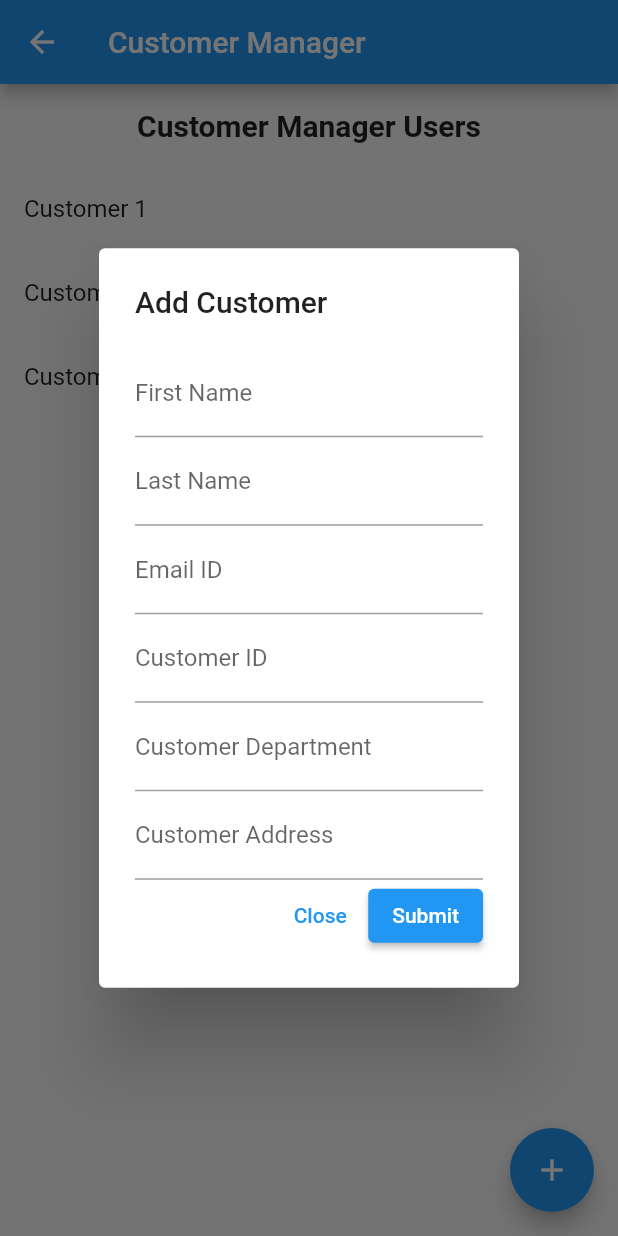
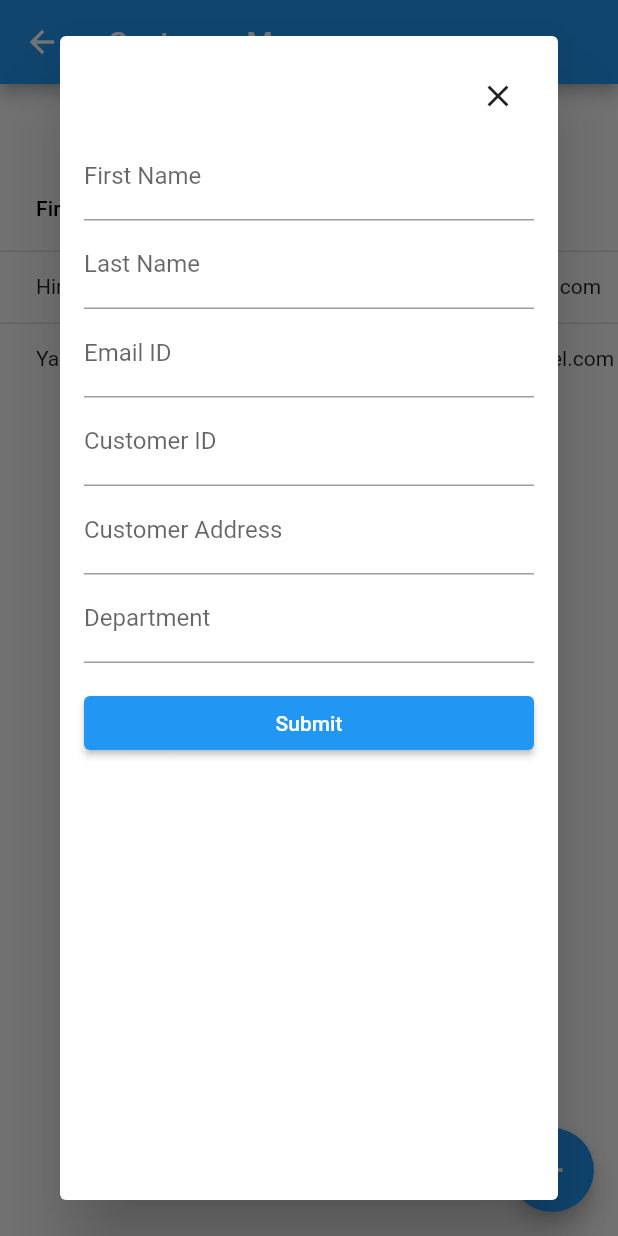
Before and after one commit to hirak214/HenkelDakshProject, a Flutter app: the CustomerManagerScreen screen opened directly, after a tap on the "add" icon, on a phone screen of 412 x 824 dp. Run offline on Flutter 3.47's test engine with Material 2 defaults, Android fonts, the phone set to English and light mode, and no system bars; our stand-ins replace file_picker.

Commit message:
Update: User Lists
Added user list table for TCS, Customer Manager and Applicator Screens.
Also, all the forms open in a dialog box now on clicking + widget

```diff
--- a/lib/app_drawer/user_management/ca_screen.dart
+++ b/lib/app_drawer/user_management/ca_screen.dart
@@ -7,11 +7,22 @@ class CustomerApplicatorScreen extends StatefulWidget {
 }
 
 class _CustomerApplicatorScreenState extends State<CustomerApplicatorScreen> {
-  List<String> entries = [
-    'Applicator 1',
-    'Applicator 2',
-    'Applicator 3',
-    // Add more entries as needed
+  List<Map<String, String>> applicators = [
+    {
+      'First Name': 'Hirak',
+      'Last Name': 'Desai',
+      'Email ID': 'hirak.d@henkel.com',
+      'Customer Name': 'ABC Company',
+      'Status': 'Active',
+    },
+    {
+      'First Name': 'Yashvi',
+      'Last Name': 'Agrawal',
+      'Email ID': 'yashvi.a@henkel.com',
+      'Customer Name': 'XYZ Corporation',
+      'Status': 'Inactive',
+    },
+    // Add more applicator data as needed
   ];
 
   @override
@@ -25,19 +36,15 @@ class _CustomerApplicatorScreenState extends State<CustomerApplicatorScreen> {
           Padding(
             padding: const EdgeInsets.all(16.0),
             child: Text(
-              'Customer Applicator Users',
+              'Customer Applicator User List',
               style: TextStyle(fontSize: 20, fontWeight: FontWeight.bold),
             ),
           ),
-          Expanded(
-            child: ListView.builder(
-              itemCount: entries.length,
-              itemBuilder: (BuildContext context, int index) {
-                return ListTile(
-                  title: Text(entries[index]),
-                  // Add any additional fields or widgets to display applicator information
-                );
-              },
+          SingleChildScrollView(
+            scrollDirection: Axis.horizontal,
+            child: DataTable(
+              columns: _buildTableColumns(),
+              rows: _buildTableRows(),
             ),
           ),
         ],
@@ -49,6 +56,37 @@ class _CustomerApplicatorScreenState extends State<CustomerApplicatorScreen> {
         child: Icon(Icons.add),
       ),
     );
+  }
+
+  List<DataColumn> _buildTableColumns() {
+    return [
+      DataColumn(label: Text('First Name')),
+      DataColumn(label: Text('Last Name')),
+      DataColumn(label: Text('Email ID')),
+      DataColumn(label: Text('Customer Name')),
+      DataColumn(label: Text('Status')),
+      DataColumn(label: Text('Action')),
+    ];
+  }
+
+  List<DataRow> _buildTableRows() {
+    return applicators.map((applicator) {
+      return DataRow(
+        cells: [
+          DataCell(Text(applicator['First Name'] ?? '')),
+          DataCell(Text(applicator['Last Name'] ?? '')),
+          DataCell(Text(applicator['Email ID'] ?? '')),
+          DataCell(Text(applicator['Customer Name'] ?? '')),
+          DataCell(Text(applicator['Status'] ?? '')),
+          DataCell(IconButton(
+            icon: Icon(Icons.edit),
+            onPressed: () {
+              // TODO: Implement edit action
+            },
+          )),
+        ],
+      );
+    }).toList();
   }
 
   void _showAddApplicatorDialog() {
@@ -73,10 +111,12 @@ class ApplicatorForm extends StatefulWidget {
 
 class _ApplicatorFormState extends State<ApplicatorForm> {
   final _formKey = GlobalKey<FormState>();
-  String? _firstName;
-  String? _lastName;
-  String? _email;
-  String? _customerName;
+  Map<String, dynamic> _applicatorData = {
+    'First Name': '',
+    'Last Name': '',
+    'Email ID': '',
+    'Customer Name': '',
+  };
 
   @override
   Widget build(BuildContext context) {
@@ -97,65 +137,8 @@ class _ApplicatorFormState extends State<ApplicatorForm> {
         Form(
           key: _formKey,
           child: Column(
-            children: [
-              TextFormField(
-                decoration: InputDecoration(
-                  labelText: 'First Name',
+            children: _buildFormFields(),
           ),
-                validator: (value) {
-                  if (value == null || value.isEmpty) {
-                    return 'Please enter your first name';
-                  }
-                  return null;
-                },
-                onSaved: (value) {
-                  _firstName = value;
-                },
-              ),
-              TextFormField(
-                decoration: InputDecoration(
-                  labelText: 'Last Name',
-                ),
-                validator: (value) {
-                  if (value == null || value.isEmpty) {
-                    return 'Please enter your last name';
-                  }
-                  return null;
-                },
-                onSaved: (value) {
-                  _lastName = value;
-                },
-              ),
-              TextFormField(
-                decoration: InputDecoration(
-                  labelText: 'Email ID',
-                ),
-                validator: (value) {
-                  if (value == null || value.isEmpty) {
-                    return 'Please enter your email ID';
-                  }
-                  if (!value.endsWith('@henkel.com')) {
-                    return 'Email ID must end with @henkel.com';
-                  }
-                  return null;
-                },
-                onSaved: (value) {
-                  _email = value;
-                },
-              ),
-              TextFormField(
-                decoration: InputDecoration(
-                  labelText: 'Customer Name',
-                ),
-                validator: (value) {
-                  if (value == null || value.isEmpty) {
-                    return 'Please enter the customer name';
-                  }
-                  return null;
-                },
-                onSaved: (value) {
-                  _customerName = value;
-                },
         ),
         SizedBox(height: 16),
         ElevatedButton(
@@ -165,10 +148,29 @@ class _ApplicatorFormState extends State<ApplicatorForm> {
           child: Text('Submit'),
         ),
       ],
+    );
+  }
+
+  List<Widget> _buildFormFields() {
+    return _applicatorData.keys.map((key) {
+      return TextFormField(
+        decoration: InputDecoration(
+          labelText: key,
         ),
-        ),
-      ],
+        validator: (value) {
+          if (key == 'Email ID' && !(value ?? '').endsWith('@henkel.com')) {
+            return 'Please enter a valid email ID ending with @henkel.com';
+          }
+          if (value == null || value.isEmpty) {
+            return 'Please enter the $key';
+          }
+          return null;
+        },
+        onSaved: (value) {
+          _applicatorData[key] = value ?? '';
+        },
       );
+    }).toList();
   }
 
   void _submitForm() {
--- a/lib/app_drawer/user_management/cm_screen.dart
+++ b/lib/app_drawer/user_management/cm_screen.dart
@@ -6,11 +6,20 @@ class CustomerManagerScreen extends StatefulWidget {
 }
 
 class _CustomerManagerScreenState extends State<CustomerManagerScreen> {
-  List<String> entries = [
-    'Customer 1',
-    'Customer 2',
-    'Customer 3',
-    // Add more entries as needed
+  List<Map<String, String>> customers = [
+    {
+      'First Name': 'Hirak',
+      'Last Name': 'Desai',
+      'Email ID': 'hirak.d@henkel.com',
+      'Status': 'Active',
+    },
+    {
+      'First Name': 'Yashvi',
+      'Last Name': 'Agrawal',
+      'Email ID': 'yashvi.a@henkel.com',
+      'Status': 'Inactive',
+    },
+    // Add more customer data as needed
   ];
 
   @override
@@ -24,19 +33,15 @@ class _CustomerManagerScreenState extends State<CustomerManagerScreen> {
           Padding(
             padding: const EdgeInsets.all(16.0),
             child: Text(
-              'Customer Manager Users',
+              'Customer Manager User List',
               style: TextStyle(fontSize: 20, fontWeight: FontWeight.bold),
             ),
           ),
-          Expanded(
-            child: ListView.builder(
-              itemCount: entries.length,
-              itemBuilder: (BuildContext context, int index) {
-                return ListTile(
-                  title: Text(entries[index]),
-                  // Add any additional fields or widgets to display customer information
-                );
-              },
+          SingleChildScrollView(
+            scrollDirection: Axis.horizontal,
+            child: DataTable(
+              columns: _buildTableColumns(),
+              rows: _buildTableRows(),
             ),
           ),
         ],
@@ -50,13 +55,42 @@ class _CustomerManagerScreenState extends State<CustomerManagerScreen> {
     );
   }
 
+  List<DataColumn> _buildTableColumns() {
+    return [
+      DataColumn(label: Text('First Name')),
+      DataColumn(label: Text('Last Name')),
+      DataColumn(label: Text('Email ID')),
+      DataColumn(label: Text('Status')),
+      DataColumn(label: Text('Action')),
+    ];
+  }
+
+  List<DataRow> _buildTableRows() {
+    return customers.map((customer) {
+      return DataRow(
+        cells: [
+          DataCell(Text(customer['First Name'] ?? '')),
+          DataCell(Text(customer['Last Name'] ?? '')),
+          DataCell(Text(customer['Email ID'] ?? '')),
+          DataCell(Text(customer['Status'] ?? '')),
+          DataCell(IconButton(
+            icon: Icon(Icons.edit),
+            onPressed: () {
+              // TODO: Implement edit action
+            },
+          )),
+        ],
+      );
+    }).toList();
+  }
+
   void _showAddCustomerDialog() {
     showDialog(
       context: context,
       builder: (BuildContext context) {
-        return AlertDialog(
-          title: Text('Add Customer'),
-          content: SingleChildScrollView(
+        return Dialog(
+          child: Padding(
+            padding: const EdgeInsets.all(16.0),
             child: CustomerForm(),
           ),
         );
@@ -72,115 +106,38 @@ class CustomerForm extends StatefulWidget {
 
 class _CustomerFormState extends State<CustomerForm> {
   final _formKey = GlobalKey<FormState>();
-  String? _firstName;
-  String? _lastName;
-  String? _email;
-  String? _customerId;
-  String? _customerDepartment;
-  String? _customerAddress;
+  Map<String, dynamic> _customerData = {
+    'First Name': '',
+    'Last Name': '',
+    'Email ID': '',
+    'Customer ID': '',
+    'Customer Address': '',
+    'Department': '',
+  };
 
   @override
   Widget build(BuildContext context) {
-    return Form(
-      key: _formKey,
-      child: Column(
+    return Column(
+      crossAxisAlignment: CrossAxisAlignment.stretch,
       children: [
-          TextFormField(
-            decoration: InputDecoration(
-              labelText: 'First Name',
-            ),
-            validator: (value) {
-              if (value == null || value.isEmpty) {
-                return 'Please enter your first name';
-              }
-              return null;
-            },
-            onSaved: (value) {
-              _firstName = value;
-            },
-          ),
-          TextFormField(
-            decoration: InputDecoration(
-              labelText: 'Last Name',
-            ),
-            validator: (value) {
-              if (value == null || value.isEmpty) {
-                return 'Please enter your last name';
-              }
-              return null;
-            },
-            onSaved: (value) {
-              _lastName = value;
-            },
-          ),
-          TextFormField(
-            decoration: InputDecoration(
-              labelText: 'Email ID',
-            ),
-            validator: (value) {
-              if (value == null || value.isEmpty) {
-                return 'Please enter your email ID';
-              }
-              if (!value.endsWith('@henkel.com')) {
-                return 'Email ID must end with @henkel.com';
-              }
-              return null;
-            },
-            onSaved: (value) {
-              _email = value;
-            },
-          ),
-          TextFormField(
-            decoration: InputDecoration(
-              labelText: 'Customer ID',
-            ),
-            validator: (value) {
-              if (value == null || value.isEmpty) {
-                return 'Please enter the customer ID';
-              }
-              return null;
-            },
-            onSaved: (value) {
-              _customerId = value;
-            },
-          ),
-          TextFormField(
-            decoration: InputDecoration(
-              labelText: 'Customer Department',
-            ),
-            validator: (value) {
-              if (value == null || value.isEmpty) {
-                return 'Please enter the customer department';
-              }
-              return null;
-            },
-            onSaved: (value) {
-              _customerDepartment = value;
-            },
-          ),
-          TextFormField(
-            decoration: InputDecoration(
-              labelText: 'Customer Address',
-            ),
-            validator: (value) {
-              if (value == null || value.isEmpty) {
-                return 'Please enter the customer address';
-              }
-              return null;
-            },
-            onSaved: (value) {
-              _customerAddress = value;
-            },
-          ),
         Row(
           mainAxisAlignment: MainAxisAlignment.end,
           children: [
-              TextButton(
+            IconButton(
+              icon: Icon(Icons.close),
               onPressed: () {
-                  Navigator.pop(context);
+                Navigator.of(context).pop();
               },
-                child: Text('Close'),
             ),
+          ],
+        ),
+        Form(
+          key: _formKey,
+          child: Column(
+            children: _buildFormFields(),
+          ),
+        ),
+        SizedBox(height: 16),
         ElevatedButton(
           onPressed: () {
             _submitForm();
@@ -188,10 +145,29 @@ class _CustomerFormState extends State<CustomerForm> {
           child: Text('Submit'),
         ),
       ],
+    );
+  }
+
+  List<Widget> _buildFormFields() {
+    return _customerData.keys.map((key) {
+      return TextFormField(
+        decoration: InputDecoration(
+          labelText: key,
         ),
-        ],
-      ),
+        validator: (value) {
+          if (key == 'Email ID' && !(value ?? '').endsWith('@henkel.com')) {
+            return 'Please enter a valid email ID ending with @henkel.com';
+          }
+          if (value == null || value.isEmpty) {
+            return 'Please enter the $key';
+          }
+          return null;
+        },
+        onSaved: (value) {
+          _customerData[key] = value ?? '';
+        },
       );
+    }).toList();
   }
 
   void _submitForm() {
--- a/lib/app_drawer/user_management/tsc_form_screen.dart
+++ b/lib/app_drawer/user_management/tsc_form_screen.dart
@@ -17,7 +17,7 @@ class _TscFormScreenState extends State<TscFormScreen> {
   Widget build(BuildContext context) {
     return Scaffold(
       appBar: AppBar(
-        title: Text('TSC Form'),
+        title: Text('TCS Form'),
       ),
       body: Padding(
         padding: EdgeInsets.all(16.0),
--- a/lib/app_drawer/user_management/tsc_screen.dart
+++ b/lib/app_drawer/user_management/tsc_screen.dart
@@ -1,6 +1,4 @@
 import 'package:flutter/material.dart';
-import 'package:henkel_daksh_project/app_drawer/user_management/tsc_form_screen.dart';
-
 
 class TcsScreen extends StatefulWidget {
   @override
@@ -8,86 +6,192 @@ class TcsScreen extends StatefulWidget {
 }
 
 class _TcsScreenState extends State<TcsScreen> {
-  List<String> entries = [
-    'Entry 1',
-    'Entry 2',
-    'Entry 3',
-    // Add more entries as needed
+  List<Map<String, dynamic>> users = [
+    {
+      'First Name': 'Hirak',
+      'Last Name': 'Desai',
+      'Email ID': 'hirak.d@henkel.com',
+      'Status': 'Active',
+    },
+    {
+      'First Name': 'Yashvi',
+      'Last Name': 'Agrawal',
+      'Email ID': 'yashvi.a@henkel.com',
+      'Status': 'Inactive',
+    },
+    // Add more user data as needed
   ];
 
   @override
   Widget build(BuildContext context) {
     return Scaffold(
       appBar: AppBar(
-        title: const Text('TCS'),
+        title: Text('TCS'),
       ),
       body: Column(
         children: [
-          const Padding(
-            padding: EdgeInsets.all(16.0),
+          Padding(
+            padding: const EdgeInsets.all(16.0),
             child: Text(
-              'TCS Users',
+              'TCS User List',
               style: TextStyle(fontSize: 20, fontWeight: FontWeight.bold),
             ),
           ),
-          Expanded(
-            child: ListView.builder(
-              itemCount: entries.length,
-              itemBuilder: (BuildContext context, int index) {
-                return ListTile(
-                  title: Text(entries[index]),
-                  // Add any additional fields or widgets to display user information
-                );
-              },
+          SingleChildScrollView(
+            scrollDirection: Axis.horizontal,
+            child: DataTable(
+              columns: _buildTableColumns(),
+              rows: _buildTableRows(),
             ),
           ),
         ],
       ),
       floatingActionButton: FloatingActionButton(
         onPressed: () {
-          Navigator.push(
-            context,
-            MaterialPageRoute(builder: (context) => TscFormScreen()),
-          );
+          _showAddUserDialog();
         },
-        child: const Icon(Icons.add),
+        child: Icon(Icons.add),
       ),
     );
+  }
+
+  List<DataColumn> _buildTableColumns() {
+    return [
+      DataColumn(label: Text('First Name')),
+      DataColumn(label: Text('Last Name')),
+      DataColumn(label: Text('Email ID')),
+      DataColumn(label: Text('Status')),
+      DataColumn(label: Text('Action')),
+    ];
+  }
+
+  List<DataRow> _buildTableRows() {
+    return users.map((user) {
+      return DataRow(
+        cells: [
+          DataCell(Text(user['First Name'] ?? '')),
+          DataCell(Text(user['Last Name'] ?? '')),
+          DataCell(Text(user['Email ID'] ?? '')),
+          DataCell(Text(user['Status'] ?? '')),
+          DataCell(IconButton(
+            icon: Icon(Icons.edit),
+            onPressed: () {
+              // TODO: Implement edit action
+            },
+          )),
+        ],
+      );
+    }).toList();
   }
 
   void _showAddUserDialog() {
     showDialog(
       context: context,
       builder: (BuildContext context) {
-        return AlertDialog(
-          title: const Text('Add User'),
-          content: const SingleChildScrollView(
-            child: ListBody(
-              children: [
-                Text('Add user form goes here...'),
-                // Add form fields to capture user details
-              ],
-            ),
+        return Dialog(
+          child: Padding(
+            padding: const EdgeInsets.all(16.0),
+            child: UserForm(),
           ),
-          actions: [
-            TextButton(
-              onPressed: () {
-                // Handle "Cancel" button tap
-                Navigator.of(context).pop();
-              },
-              child: const Text('Cancel'),
-            ),
-            TextButton(
-              onPressed: () {
-                // Handle "Save" button tap
-                // Add logic to save the user details to Firebase
-                Navigator.of(context).pop();
-              },
-              child: const Text('Save'),
-            ),
-          ],
         );
       },
     );
   }
 }
+
+class UserForm extends StatefulWidget {
+  @override
+  _UserFormState createState() => _UserFormState();
+}
+
+class _UserFormState extends State<UserForm> {
+  final _formKey = GlobalKey<FormState>();
+  Map<String, dynamic> _userData = {
+    'First Name': '',
+    'Last Name': '',
+    'Email ID': '',
+    'Region': '',
+    'Reporting Manager Email ID': '',
+  };
+
+  @override
+  Widget build(BuildContext context) {
+    return Column(
+      crossAxisAlignment: CrossAxisAlignment.stretch,
+      children: [
+        Row(
+          mainAxisAlignment: MainAxisAlignment.end,
+          children: [
+            IconButton(
+              icon: Icon(Icons.close),
+              onPressed: () {
+                Navigator.of(context).pop();
+              },
+            ),
+          ],
+        ),
+        Form(
+          key: _formKey,
+          child: Column(
+            children: _buildFormFields(),
+          ),
+        ),
+        SizedBox(height: 16),
+        ElevatedButton(
+          onPressed: () {
+            _submitForm();
+          },
+          child: Text('Submit'),
+        ),
+      ],
+    );
+  }
+
+  List<Widget> _buildFormFields() {
+    return _userData.keys.map((key) {
+      if (key == 'Region' || key == 'Reporting Manager Email ID') {
+        return TextFormField(
+          decoration: InputDecoration(
+            labelText: key,
+          ),
+          onSaved: (value) {
+            _userData[key] = value ?? '';
+          },
+        );
+      }
+      return TextFormField(
+        decoration: InputDecoration(
+          labelText: key,
+        ),
+        validator: (value) {
+          if (key == 'Email ID' && !(value ?? '').endsWith('@henkel.com')) {
+            return 'Please enter a valid email ID ending with @henkel.com';
+          }
+          if (key != 'Region' && key != 'Reporting Manager Email ID') {
+            if (value == null || value.isEmpty) {
+              return 'Please enter the $key';
+            }
+          }
+          return null;
+        },
+        onSaved: (value) {
+          _userData[key] = value ?? '';
+        },
+      );
+    }).toList();
+  }
+
+  void _submitForm() {
+    if (_formKey.currentState?.validate() ?? false) {
+      _formKey.currentState?.save();
+
+      // TODO: Implement code to upload form data to Firebase
+
+      _formKey.currentState?.reset();
+
+      ScaffoldMessenger.of(context).showSnackBar(
+        SnackBar(content: Text('Form submitted successfully')),
+      );
+    }
+  }
+}
```
Also changed, not shown: lib/admin_page.dart (+7 -7 lines). Lines whose indentation alone changed are shown as unchanged.
